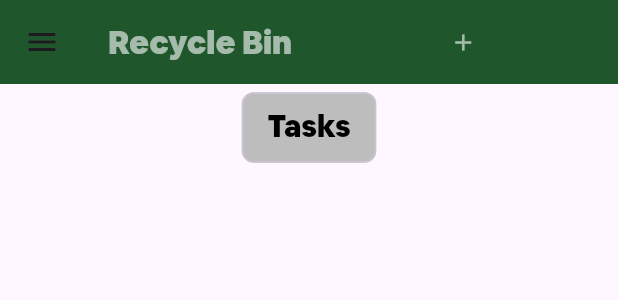
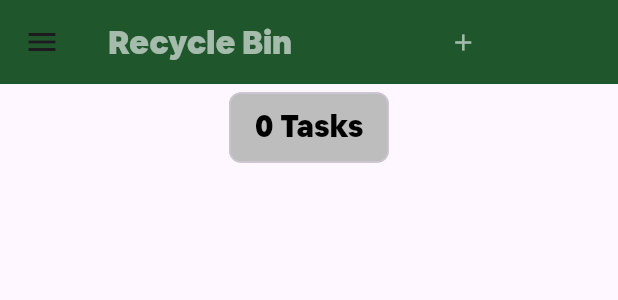
Before and after one commit to irshad800/todoAPP, a Flutter app: the MyDrawer widget shown alone on an empty page, opened directly, after a tap on "Bin", on a phone screen of 412 x 824 dp. Shown: the top 300 px of the screen. Run offline on Flutter 3.47's test engine with Material 3 defaults, Android fonts, the phone set to English and light mode, and no system bars; our stand-ins replace equatable, flutter_bloc, hydrated_bloc.

```diff
--- a/lib/screens/drawer.dart
+++ b/lib/screens/drawer.dart
@@ -43,7 +43,9 @@ class MyDrawer extends StatelessWidget {
             },
           ),
           Divider(),
-          GestureDetector(
+          BlocBuilder<TasksBloc, TasksState>(
+            builder: (context, state) {
+              return GestureDetector(
                 onTap: () => Navigator.of(context).pushNamed(RecycleBin.id),
                 child: ListTile(
                   leading: Icon(
@@ -51,8 +53,10 @@ class MyDrawer extends StatelessWidget {
                     color: primaryColors,
                   ),
                   title: Text('Bin'),
-              trailing: Text("0"),
+                  trailing: Text("${state.removedTasks.length}"),
                 ),
+              );
+            },
           ),
         ],
       ),
--- a/lib/screens/recycle_bin.dart
+++ b/lib/screens/recycle_bin.dart
@@ -1,15 +1,19 @@
 import 'package:flutter/material.dart';
 
+import '../bloc/bloc_exports.dart';
 import '../utils/colors.dart';
 import '../widgets/task_lists.dart';
 import 'drawer.dart';
 
 class RecycleBin extends StatelessWidget {
   const RecycleBin({super.key});
+
   static const id = "recycle_bin_screen";
 
   @override
   Widget build(BuildContext context) {
+    return BlocBuilder<TasksBloc, TasksState>(
+      builder: (context, state) {
         return Scaffold(
           appBar: AppBar(
             backgroundColor: primaryColors,
@@ -41,7 +45,7 @@ class RecycleBin extends StatelessWidget {
               Center(
                   child: Chip(
                 label: Text(
-              "Tasks",
+                  "${state.removedTasks.length} Tasks",
                   style: TextStyle(
                     fontFamily: "Airbnb",
                     fontWeight: FontWeight.bold,
@@ -55,10 +59,12 @@ class RecycleBin extends StatelessWidget {
                 height: 10,
               ),
               TaskLists(
-            taskList: [],
+                taskList: state.removedTasks,
               ),
             ],
           ),
         );
+      },
+    );
   }
 }
```
Also changed, not shown: lib/bloc/task_bloc.dart (+7 -4 lines), lib/widgets/task_tile.dart (+12 -5 lines). Lines whose indentation alone changed are shown as unchanged.
